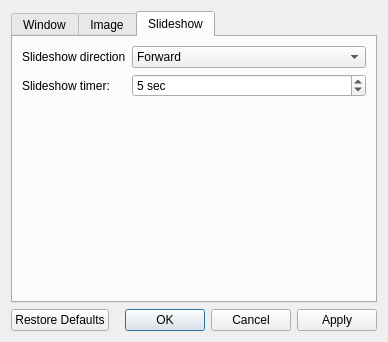
Qt form src/qvoptionsdialog.ui (jurplel/qView) before a commit.
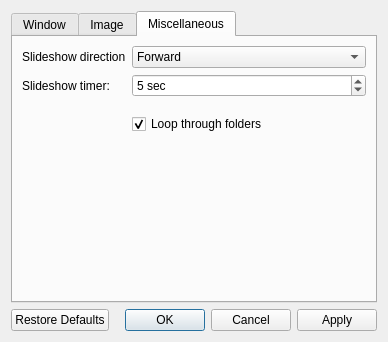
The same form after that commit. The open tabs and pages were chosen to show the change.

Commit message: implemented option to not loop through foolders

```diff
--- a/src/qvoptionsdialog.ui
+++ b/src/qvoptionsdialog.ui
@@ -397,7 +397,7 @@
      </widget>
      <widget class="QWidget" name="slideshow">
       <attribute name="title">
-       <string>Slideshow</string>
+       <string>Miscellaneous</string>
       </attribute>
       <layout class="QFormLayout" name="formLayout_3">
        <item row="0" column="0">
@@ -444,6 +444,32 @@
          </property>
         </widget>
        </item>
+       <item row="3" column="1">
+        <widget class="QCheckBox" name="loopFoldersCheckbox">
+         <property name="toolTip">
+          <string>Controls whether or not qView should go back to the first item after reaching the end of a folder</string>
+         </property>
+         <property name="text">
+          <string>Loop through folders</string>
+         </property>
+         <property name="checked">
+          <bool>true</bool>
+         </property>
+        </widget>
+       </item>
+       <item row="2" column="1">
+        <spacer name="horizontalSpacer_5">
+         <property name="orientation">
+          <enum>Qt::Horizontal</enum>
+         </property>
+         <property name="sizeHint" stdset="0">
+          <size>
+           <width>40</width>
+           <height>5</height>
+          </size>
+         </property>
+        </spacer>
+       </item>
       </layout>
      </widget>
     </widget>
```
Left out of the diff: 25 changed lines with no effect on the pictures. The commit also changes 4 other files.
